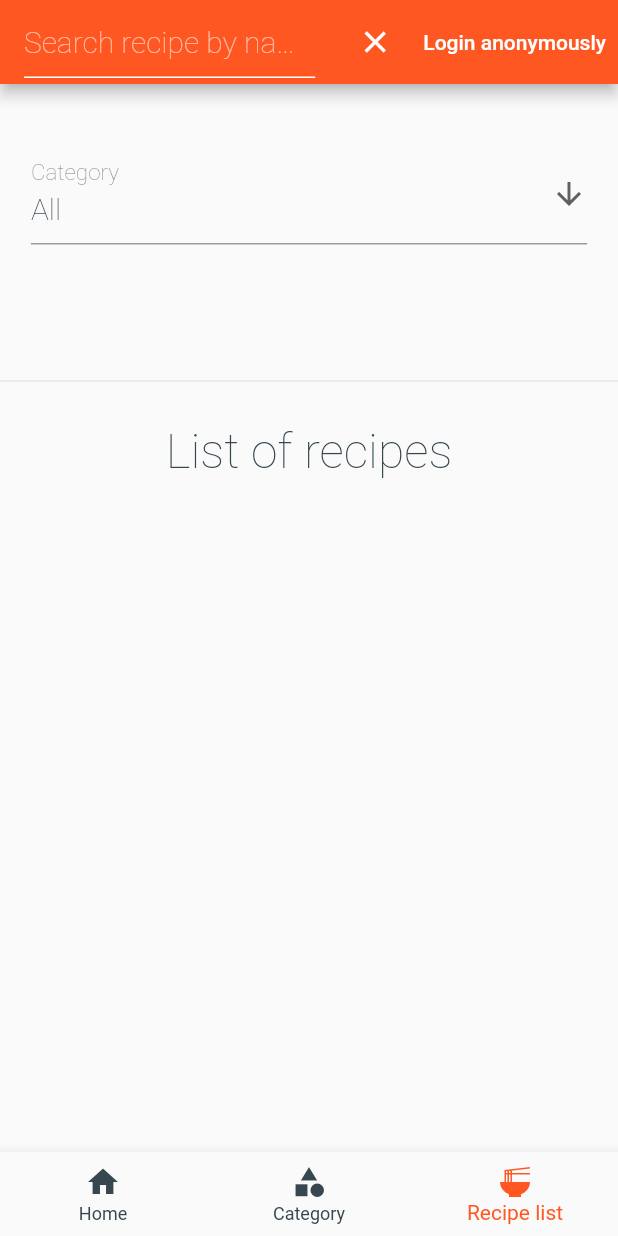
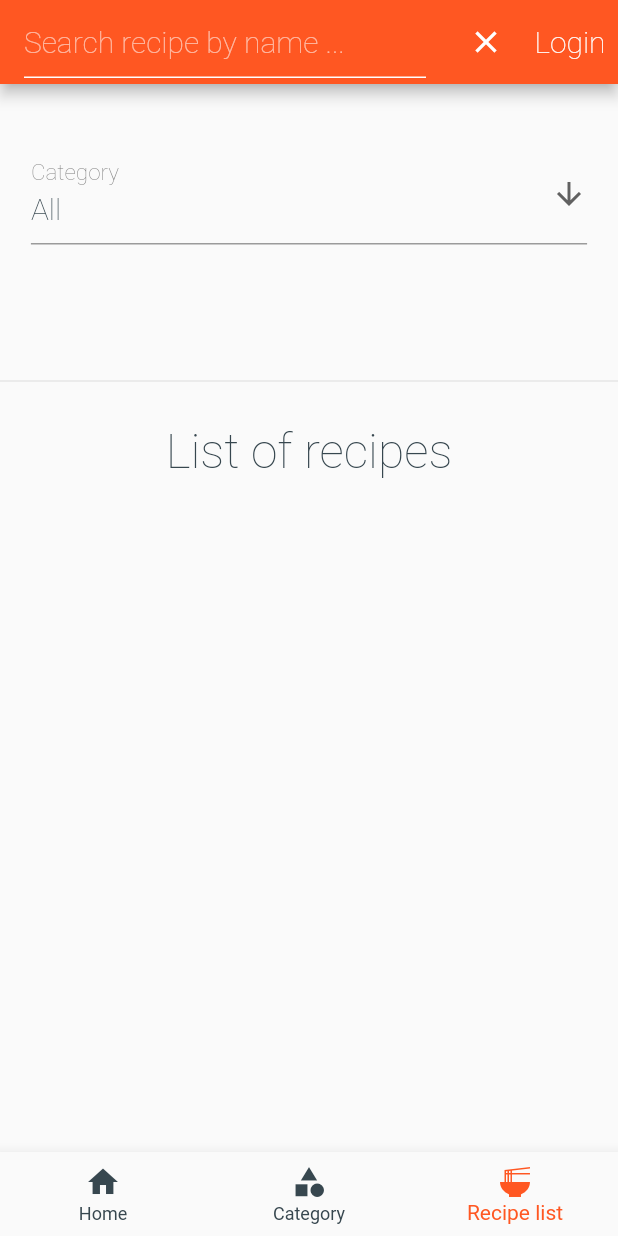
Before and after one commit to mussebekabil/dad-recipe-app, a Flutter app: the screen it shows after launch, after a tap on "See all categories", after a tap on the "search" icon, on a phone screen of 412 x 824 dp. Run offline on Flutter 3.47's test engine with Material 2 defaults, Android fonts, the phone set to English and light mode, and no system bars; our stand-ins replace cloud_firestore, firebase_auth, firebase_core, flutter_riverpod, fluttertoast, shared_preferences; accounts and stored records are empty.

Commit message:
docs and minor improvements

```diff
--- a/lib/pages/home.dart
+++ b/lib/pages/home.dart
@@ -17,11 +17,15 @@ class HomeScreen extends ConsumerWidget {
     final featuredCtgs = (categories..shuffle()).take(3);
 
     return List<Widget>.from(featuredCtgs.map((category) => SizedBox(
-        width: container.width < Breakpoints.xl ? 500 : 700,
+        width: container.width < Breakpoints.xl ? 450 : 700,
+        child: Container(
+            padding: const EdgeInsets.fromLTRB(20, 0, 20, 0),
             child: Card(
                 child: InkWell(
               onTap: () {
-            ref.read(categoryProvider.notifier).setSelectedCategory(category);
+                ref
+                    .read(categoryProvider.notifier)
+                    .setSelectedCategory(category);
                 ref.read(selectedIndexProvider.notifier).setSelectedIndex(2);
               },
               child: ListTile(
@@ -36,7 +40,7 @@ class HomeScreen extends ConsumerWidget {
                   Text(category.name.capitalize())
                 ]),
               ),
-        )))));
+            ))))));
   }
 
   @override
--- a/lib/widgets/recipe_app.dart
+++ b/lib/widgets/recipe_app.dart
@@ -135,7 +135,12 @@ class _RecipeAppState extends ConsumerState<RecipeApp> {
           child: Scaffold(
             appBar: AppBar(
               title: !_searchBoolean
-                  ? const Text('DAD Recipe App')
+                  ? const Text('DAD Recipe App',
+                      style: TextStyle(
+                        fontWeight: FontWeight.w200,
+                        color: Colors.white,
+                        fontSize: 24,
+                      ))
                   : _searchTextField(),
               actions: <Widget>[
                 !_searchBoolean
@@ -164,14 +169,24 @@ class _RecipeAppState extends ConsumerState<RecipeApp> {
                         onPressed: () async {
                           await FirebaseAuth.instance.signInAnonymously();
                         },
-                        child: const Text('Login anonymously'),
+                        child: const Text('Login',
+                            style: TextStyle(
+                              fontWeight: FontWeight.w200,
+                              color: Colors.white,
+                              fontSize: 20,
+                            )),
                       )
                     : TextButton(
                         style: style,
                         onPressed: () async {
                           await FirebaseAuth.instance.signOut();
                         },
-                        child: const Text('Logout'),
+                        child: const Text('Logout',
+                            style: TextStyle(
+                              fontWeight: FontWeight.w200,
+                              color: Colors.white,
+                              fontSize: 20,
+                            )),
                       ),
               ],
               notificationPredicate: (ScrollNotification notification) {
```
Also changed, not shown: lib/pages/categories_list.dart (+6 -5 lines), 2 other files. Lines whose indentation alone changed are shown as unchanged.
